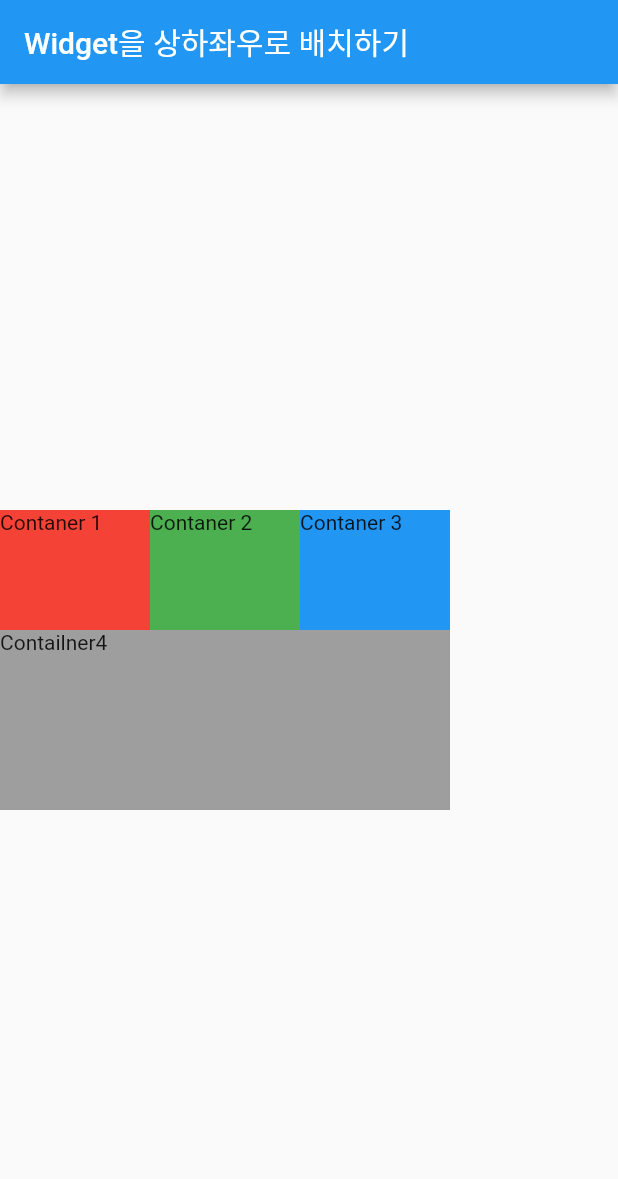
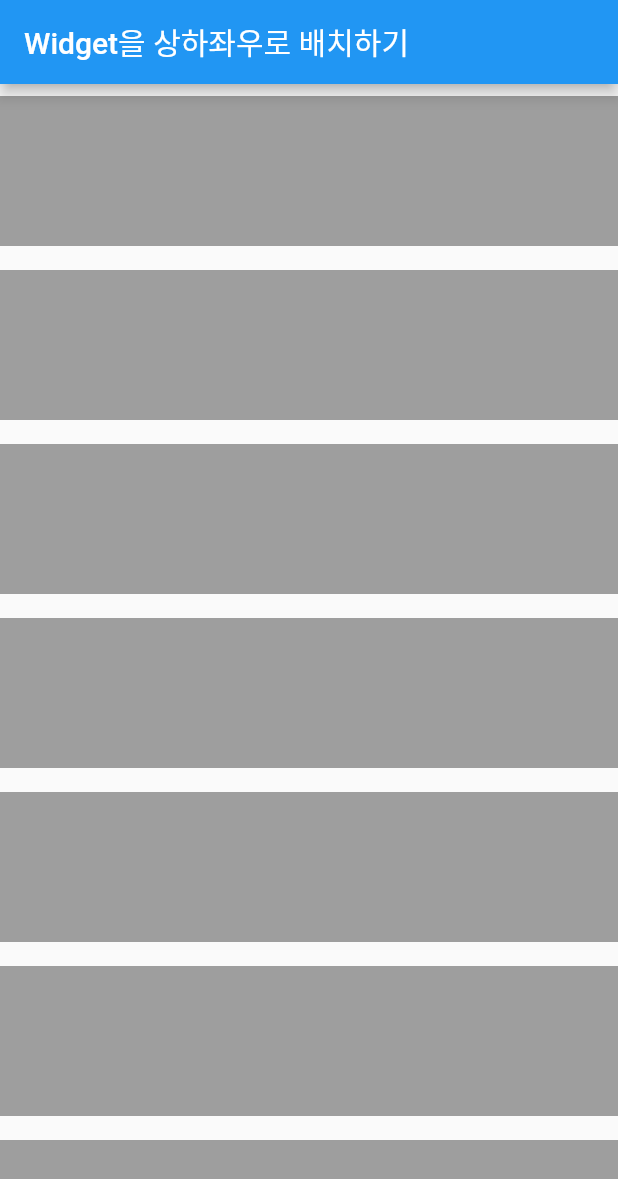
Before and after one commit to khanian/flutter_layout_example, a Flutter app: the screen it shows after launch, on a phone screen of 412 x 824 dp. Shown: the top 1179 px of the screen. Run offline on Flutter 3.47's test engine with Material 2 defaults, Android fonts, the phone set to English and light mode, and no system bars.

Commit message:
children test scroll

```diff
--- a/lib/main.dart
+++ b/lib/main.dart
@@ -17,43 +17,59 @@ class Body extends StatelessWidget {
 
   @override
   Widget build(BuildContext context) {
-    return Container(
-      // width: double.infinity,
+    return SingleChildScrollView(
       child: Column(
         mainAxisAlignment: MainAxisAlignment.center,
         crossAxisAlignment: CrossAxisAlignment.end,
         children: [
-          Row(
-            mainAxisSize: MainAxisSize.min,
-            mainAxisAlignment: MainAxisAlignment.start,
-            // crossAxisAlignment: CrossAxisAlignment.start,
-            children: [
-              Container(
-                width: 100,
-                height: 80,
-                color: Colors.red,
-                child: Text('Contaner 1'),
-              ),
-              Container(
-                width: 100,
-                height: 80,
-                color: Colors.green,
-                child: Text('Contaner 2'),
-              ),
-              Container(
-                width: 100,
-                height: 80,
-                color: Colors.blue,
-                child: Text('Contaner 3'),
-              ),
-            ],
+          Container(
+            color: Colors.grey,
+            width: double.infinity,
+            height: 100,
+            margin: EdgeInsets.symmetric(vertical: 8),
           ),
           Container(
-            width: 300,
-            height: 120,
             color: Colors.grey,
-            child: Text('Contailner4'),
-          )
+            width: double.infinity,
+            height: 100,
+            margin: EdgeInsets.symmetric(vertical: 8),
+          ),
+          Container(
+            color: Colors.grey,
+            width: double.infinity,
+            height: 100,
+            margin: EdgeInsets.symmetric(vertical: 8),
+          ),
+          Container(
+            color: Colors.grey,
+            width: double.infinity,
+            height: 100,
+            margin: EdgeInsets.symmetric(vertical: 8),
+          ),
+          Container(
+            color: Colors.grey,
+            width: double.infinity,
+            height: 100,
+            margin: EdgeInsets.symmetric(vertical: 8),
+          ),
+          Container(
+            color: Colors.grey,
+            width: double.infinity,
+            height: 100,
+            margin: EdgeInsets.symmetric(vertical: 8),
+          ),
+          Container(
+            color: Colors.grey,
+            width: double.infinity,
+            height: 100,
+            margin: EdgeInsets.symmetric(vertical: 8),
+          ),
+          Container(
+            color: Colors.grey,
+            width: double.infinity,
+            height: 100,
+            margin: EdgeInsets.symmetric(vertical: 8),
+          ),
         ],
       ),
     );
```
